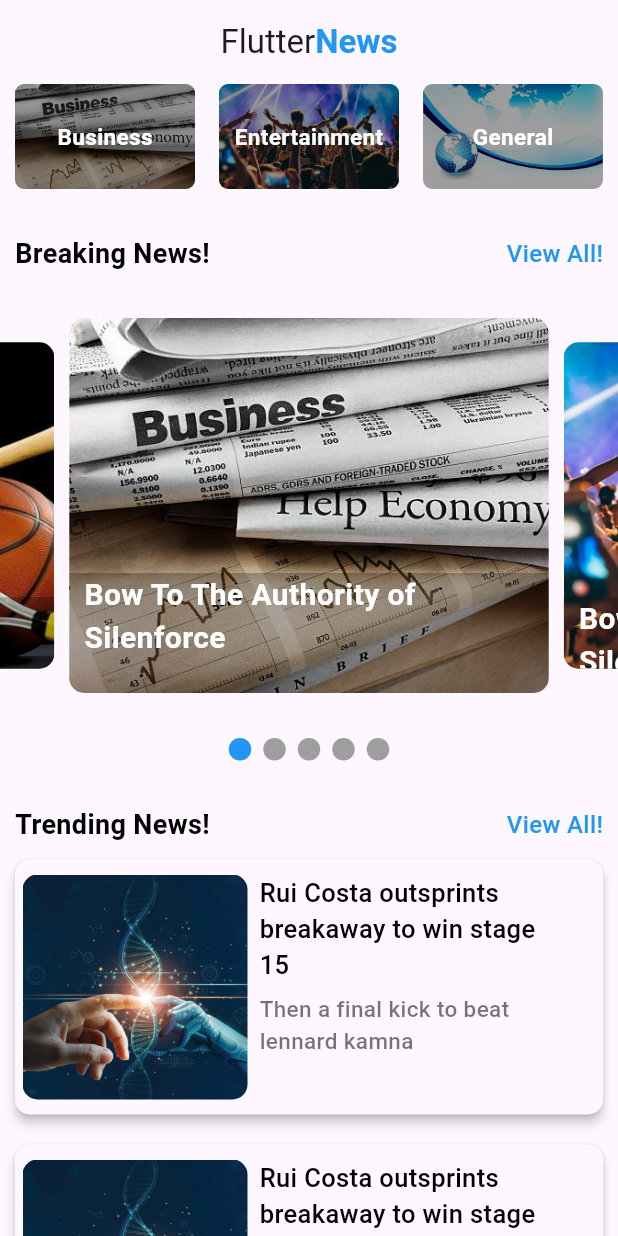
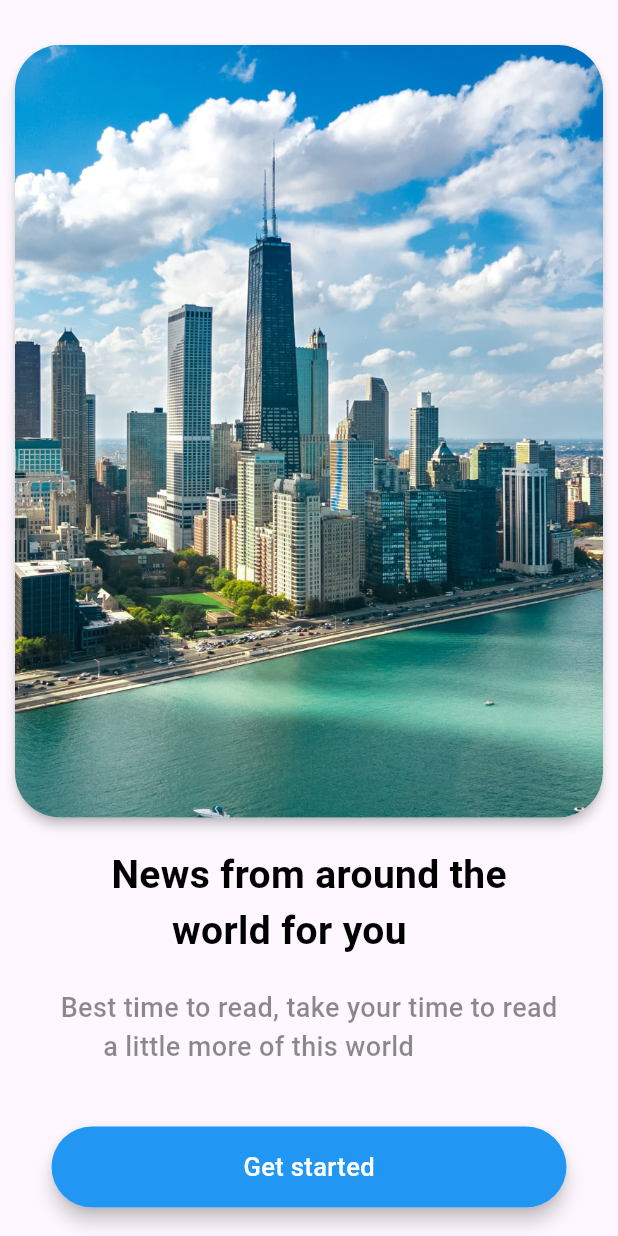
Before and after one commit to wiktoria7001/newsly, a Flutter app: the screen it shows after launch, on a phone screen of 412 x 824 dp. Run offline on Flutter 3.47's test engine with Material 3 defaults, Android fonts, the light colour scheme and no system bars; drawn by our look-alikes of carousel_slider, smooth_page_indicator.

Commit message:
landing page

```diff
--- a/lib/main.dart
+++ b/lib/main.dart
@@ -1,5 +1,6 @@
 import 'package:flutter/material.dart';
 import 'package:newsly/pages/home.dart';
+import 'package:newsly/pages/landing_page.dart';
 
 void main() {
   runApp(const MyApp());
@@ -32,7 +33,7 @@
         colorScheme: ColorScheme.fromSeed(seedColor: Colors.deepPurple),
         useMaterial3: true,
       ),
-      home: Home()
+      home: LandingPage()
     );
   }
 }
--- /dev/null
+++ b/lib/pages/landing_page.dart
@@ -0,0 +1,91 @@
+import 'package:flutter/material.dart';
+import 'package:newsly/pages/home.dart';
+
+class LandingPage extends StatefulWidget {
+  const LandingPage({super.key});
+
+  @override
+  State<LandingPage> createState() => _LandingPageState();
+}
+
+class _LandingPageState extends State<LandingPage> {
+  @override
+  Widget build(BuildContext context) {
+    return Scaffold(
+      body: Container(
+        margin: EdgeInsets.symmetric(horizontal: 10.0, vertical: 30.0),
+        child: Column(
+          children: [
+            Material(
+              elevation: 3.0,
+              borderRadius: BorderRadius.circular(30),
+              child: ClipRRect(
+                borderRadius: BorderRadius.circular(30),
+                child: Image.asset(
+                  "images/building.jpg",
+                  width: MediaQuery.of(context).size.width,
+                  height: MediaQuery.of(context).size.width/0.8,
+                  fit: BoxFit.cover
+                ),
+              ),
+            ),
+            SizedBox(height: 20.0,),
+            Text(
+              "News from around the\n      world for you",
+              style: TextStyle(
+                color: Colors.black,
+                fontSize: 26.0,
+                fontWeight: FontWeight.bold,
+              ),
+            ),
+            SizedBox(height: 20.0,),
+            Text(
+              "Best time to read, take your time to read\n      a little more of this world",
+              style: TextStyle(
+                color: Colors.black45,
+                fontSize: 18.0,
+                fontWeight: FontWeight.w500,
+              ),
+            ),
+            SizedBox(
+              height: 40,
+            ),
+            Container(
+              width: MediaQuery.of(context).size.width/1.2,
+              child: Material(
+                borderRadius: BorderRadius.circular(30),
+                elevation: 5.0,
+                child: InkWell(
+                  onTap: () {
+                    Navigator.push(
+                      context,
+                      MaterialPageRoute(builder: (context) => Home()),
+                    );
+                  },
+                  child: Container(
+                    padding: EdgeInsets.symmetric(vertical: 15.0),
+                    decoration: BoxDecoration(
+                      color: Colors.blue,
+                      borderRadius: BorderRadius.circular(30)
+                    ),
+                    child: Center(
+                      child: Text(
+                        "Get started",
+                         style: TextStyle(
+                          color: Colors.white,
+                          fontSize: 17,
+                          fontWeight: FontWeight.w500,
+                         ),
+                      ),
+                    ),
+                  ),
+                ),
+              ),
+            )
+          ],
+        ),
+      ),
+    );
+
+  }
+}
```
Also changed, not shown: images/building.jpg (added).
